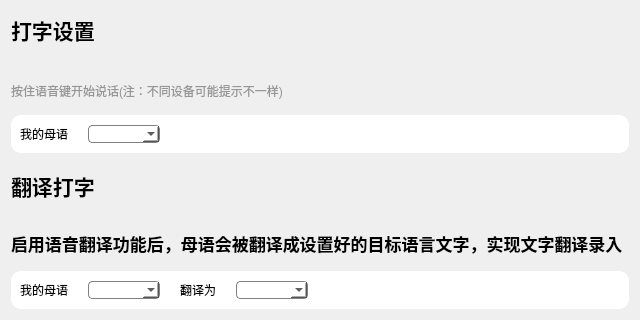
First picture: the form in EasyPointer/DialogTypeWord.ui, repository wlffeng2008/EasyPointer, before the edit.
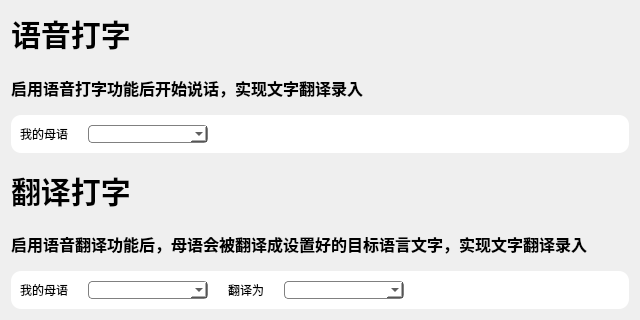
Second picture: the form after the edit. Icons and pictures are not drawn.

What changed in the file:
```diff
--- a/EasyPointer/DialogTypeWord.ui
+++ b/EasyPointer/DialogTypeWord.ui
@@ -73,22 +73,25 @@
      </property>
      <property name="font">
       <font>
-       <pointsize>16</pointsize>
-       <bold>true</bold>
+       <pointsize>-1</pointsize>
+       <fontweight>DemiBold</fontweight>
       </font>
      </property>
+     <property name="styleSheet">
+      <string notr="true">QLabel{font-size:30px; font-weight:600; color: black;}</string>
+     </property>
      <property name="text">
-      <string>打字设置</string>
+      <string>语音打字</string>
      </property>
     </widget>
    </item>
    <item>
     <widget class="QLabel" name="label_4">
      <property name="styleSheet">
-      <string notr="true">color: rgb(150, 150, 150);</string>
+      <string notr="true">QLabel{font-size:16px; font-weight:600; color: black;}</string>
      </property>
      <property name="text">
-      <string>按住语音键开始说话(注：不同设备可能提示不一样)</string>
+      <string>启用语音打字功能后开始说话，实现文字翻译录入</string>
      </property>
      <property name="alignment">
       <set>Qt::AlignmentFlag::AlignBottom|Qt::AlignmentFlag::AlignLeading|Qt::AlignmentFlag::AlignLeft</set>
@@ -116,6 +119,18 @@
       </item>
       <item>
        <widget class="QComboBox" name="comboBoxLang1">
+        <property name="minimumSize">
+         <size>
+          <width>120</width>
+          <height>0</height>
+         </size>
+        </property>
+        <property name="maximumSize">
+         <size>
+          <width>120</width>
+          <height>16777215</height>
+         </size>
+        </property>
         <property name="styleSheet">
          <string notr="true"/>
         </property>
@@ -156,10 +171,13 @@
      </property>
      <property name="font">
       <font>
-       <pointsize>16</pointsize>
-       <bold>true</bold>
+       <pointsize>-1</pointsize>
+       <fontweight>DemiBold</fontweight>
       </font>
      </property>
+     <property name="styleSheet">
+      <string notr="true">QLabel{font-size:30px; font-weight:600; color: black;}</string>
+     </property>
      <property name="text">
       <string>翻译打字</string>
      </property>
@@ -169,12 +187,12 @@
     <widget class="QLabel" name="label_9">
      <property name="font">
       <font>
-       <pointsize>13</pointsize>
-       <bold>true</bold>
+       <pointsize>-1</pointsize>
+       <fontweight>DemiBold</fontweight>
       </font>
      </property>
      <property name="styleSheet">
-      <string notr="true"/>
+      <string notr="true">QLabel{font-size:16px; font-weight:600; color: black;}</string>
      </property>
      <property name="text">
       <string>启用语音翻译功能后，母语会被翻译成设置好的目标语言文字，实现文字翻译录入</string>
@@ -205,6 +223,18 @@
       </item>
       <item>
        <widget class="QComboBox" name="comboBoxLang2">
+        <property name="minimumSize">
+         <size>
+          <width>120</width>
+          <height>0</height>
+         </size>
+        </property>
+        <property name="maximumSize">
+         <size>
+          <width>120</width>
+          <height>16777215</height>
+         </size>
+        </property>
         <property name="styleSheet">
          <string notr="true"/>
         </property>
@@ -225,6 +255,18 @@
       </item>
       <item>
        <widget class="QComboBox" name="comboBoxLang3">
+        <property name="minimumSize">
+         <size>
+          <width>120</width>
+          <height>0</height>
+         </size>
+        </property>
+        <property name="maximumSize">
+         <size>
+          <width>120</width>
+          <height>16777215</height>
+         </size>
+        </property>
         <property name="styleSheet">
          <string notr="true"/>
         </property>
```
